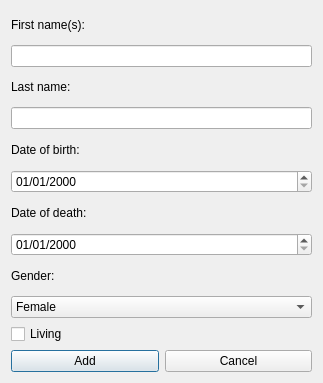
Old version of the form computer_scientists_ui/add_scientist.ui in the repository 2015-VLN1-Group-44/ComputerScientists_UI.
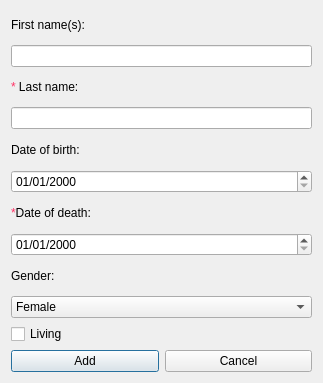
New version of the form.

Commit message: Breytingar á útliti

Diff of the .ui file:
```diff
--- a/computer_scientists_ui/add_scientist.ui
+++ b/computer_scientists_ui/add_scientist.ui
@@ -29,7 +29,7 @@
      <item>
       <widget class="QLabel" name="label_2">
        <property name="text">
-        <string>Last name:</string>
+        <string>&lt;span style='color:#ff3366'&gt;*&lt;/span&gt; Last name:</string>
        </property>
       </widget>
      </item>
@@ -53,7 +53,7 @@
      <item>
       <widget class="QLabel" name="label_4">
        <property name="text">
-        <string>Date of death:</string>
+        <string>&lt;span style='color:#ff3366'&gt;*&lt;/span&gt;Date of death:</string>
        </property>
       </widget>
      </item>
```
Left out of the diff: 4 changed lines with no effect on the pictures. The commit also changes 2 other files.
